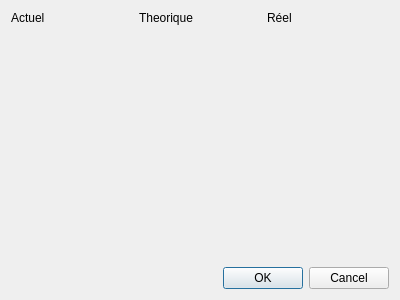
Qt form dialogstock.ui (Yt-trium/HgPOS_OLD) before a commit.
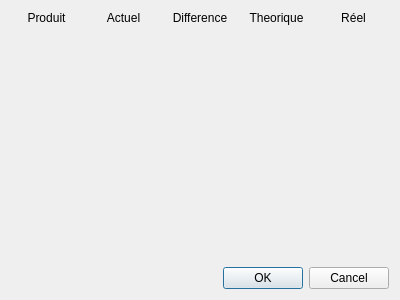
The same form after that commit.

Commit message: Dialog Stock altmost done !

What changed in the file:
```diff
--- a/dialogstock.ui
+++ b/dialogstock.ui
@@ -14,6 +14,60 @@
    <string>Dialog</string>
   </property>
   <layout class="QGridLayout" name="gridLayout">
+   <item row="0" column="0" colspan="2">
+    <layout class="QGridLayout" name="gridLayoutStock">
+     <item row="0" column="1">
+      <widget class="QLabel" name="label_1">
+       <property name="text">
+        <string>Actuel</string>
+       </property>
+       <property name="alignment">
+        <set>Qt::AlignCenter</set>
+       </property>
+      </widget>
+     </item>
+     <item row="0" column="3">
+      <widget class="QLabel" name="label_2">
+       <property name="text">
+        <string>Theorique</string>
+       </property>
+       <property name="alignment">
+        <set>Qt::AlignCenter</set>
+       </property>
+      </widget>
+     </item>
+     <item row="0" column="4">
+      <widget class="QLabel" name="label_3">
+       <property name="text">
+        <string>Réel</string>
+       </property>
+       <property name="alignment">
+        <set>Qt::AlignCenter</set>
+       </property>
+      </widget>
+     </item>
+     <item row="0" column="0">
+      <widget class="QLabel" name="label_4">
+       <property name="text">
+        <string>Produit</string>
+       </property>
+       <property name="alignment">
+        <set>Qt::AlignCenter</set>
+       </property>
+      </widget>
+     </item>
+     <item row="0" column="2">
+      <widget class="QLabel" name="label_5">
+       <property name="text">
+        <string>Difference</string>
+       </property>
+       <property name="alignment">
+        <set>Qt::AlignCenter</set>
+       </property>
+      </widget>
+     </item>
+    </layout>
+   </item>
    <item row="1" column="0" colspan="2">
     <spacer name="verticalSpacer">
      <property name="orientation">
@@ -37,31 +91,6 @@
      </property>
     </widget>
    </item>
-   <item row="0" column="0" colspan="2">
-    <layout class="QGridLayout" name="gridLayoutStock">
-     <item row="0" column="0">
-      <widget class="QLabel" name="label">
-       <property name="text">
-        <string>Actuel</string>
-       </property>
-      </widget>
-     </item>
-     <item row="0" column="1">
-      <widget class="QLabel" name="label_2">
-       <property name="text">
-        <string>Theorique</string>
-       </property>
-      </widget>
-     </item>
-     <item row="0" column="2">
-      <widget class="QLabel" name="label_3">
-       <property name="text">
-        <string>Réel</string>
-       </property>
-      </widget>
-     </item>
-    </layout>
-   </item>
   </layout>
  </widget>
  <resources/>
```
The commit also changes 6 other files.
